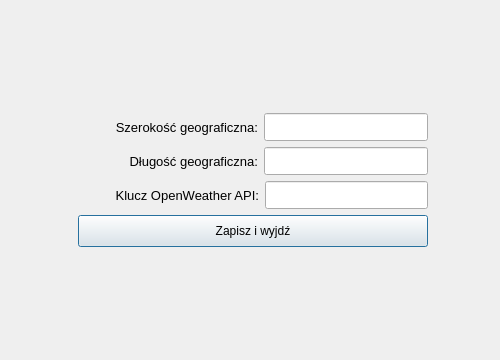
Old version of the form settingsweather.ui in the repository mateusur/Home_automation.
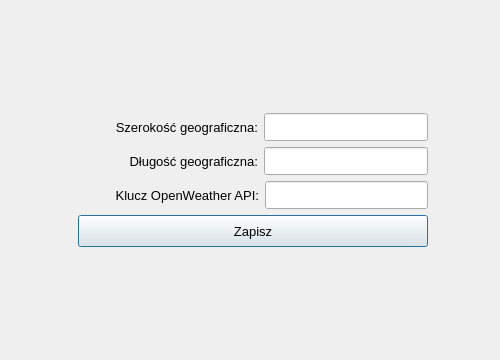
New version of the form.

```diff
--- a/settingsweather.ui
+++ b/settingsweather.ui
@@ -218,8 +218,13 @@
        <height>32</height>
       </size>
      </property>
+     <property name="font">
+      <font>
+       <pointsize>10</pointsize>
+      </font>
+     </property>
      <property name="text">
-      <string>Zapisz i wyjdź</string>
+      <string>Zapisz</string>
      </property>
     </widget>
    </item>
```
Left out of the diff: 15 changed lines with no effect on the pictures.
